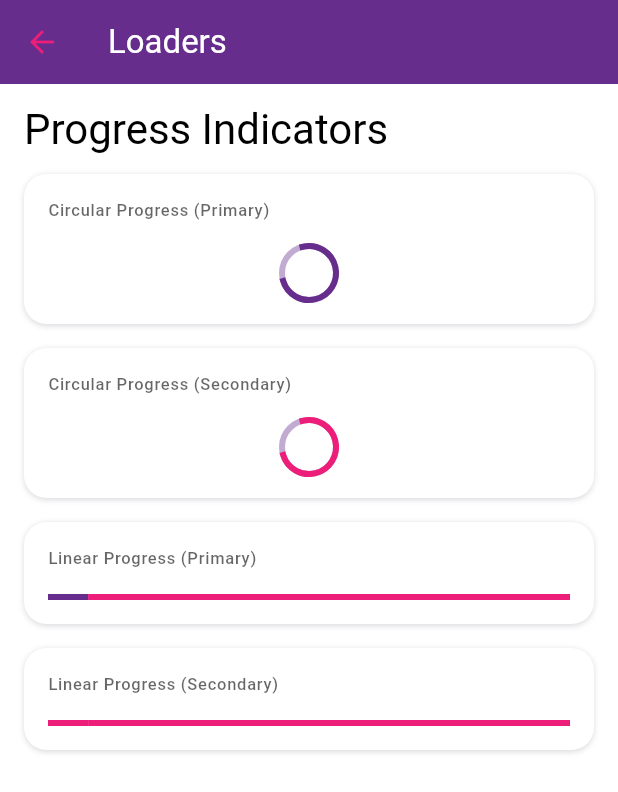
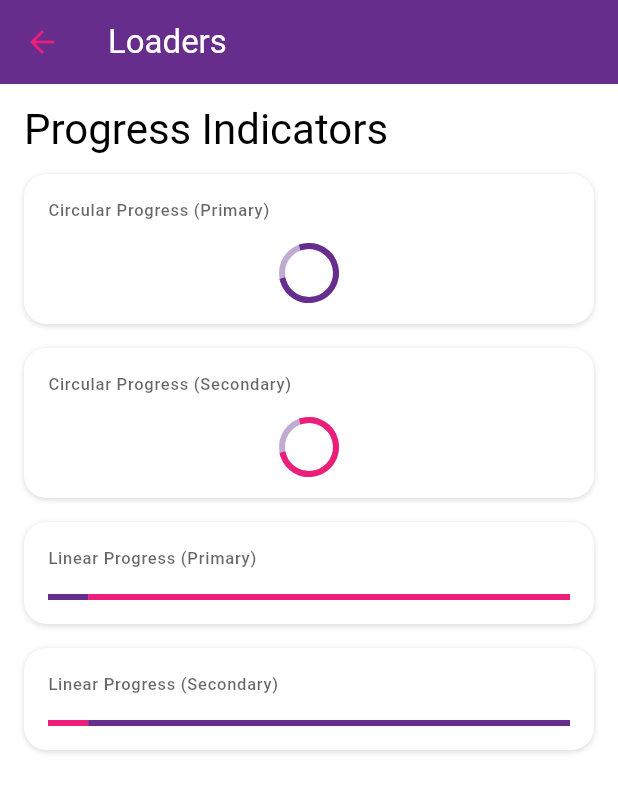
Before and after one commit to lorenzo9598/caravaggio_ui, a Flutter app: the LoadersPage screen opened directly, on a phone screen of 412 x 824 dp. Shown: the top 792 px of the screen. Run offline on Flutter 3.47's test engine with Material 3 defaults, Android fonts, the phone set to English and light mode, and no system bars; our stand-ins replace percent_indicator, rxdart.

Commit message:
Enhance secondary LinearProgressIndicator with background color
- Updated the secondary LinearProgressIndicator to include a backgroundColor parameter, allowing for better visual integration with primary color themes.
- This change improves the customization and appearance of progress indicators in the UI.

```diff
--- a/lib/src/views/indicators/progress_indicators.dart
+++ b/lib/src/views/indicators/progress_indicators.dart
@@ -12,7 +12,7 @@ extension CLinearProgressIndicator on LinearProgressIndicator {
 
   /// Creates a secondary LinearProgressIndicator widget.
   static LinearProgressIndicator secondary({Key? key}) {
-    return LinearProgressIndicator(key: key, color: CColors.secondaryColor);
+    return LinearProgressIndicator(key: key, color: CColors.secondaryColor, backgroundColor: CColors.primaryColor);
   }
 }
 
```
